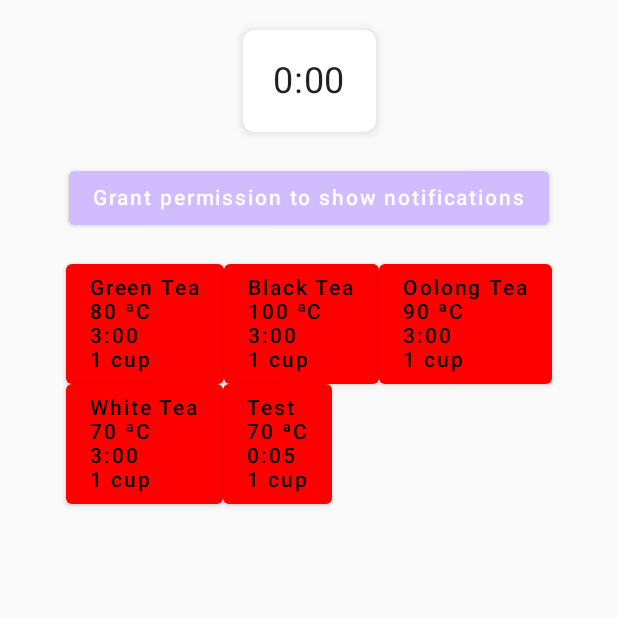
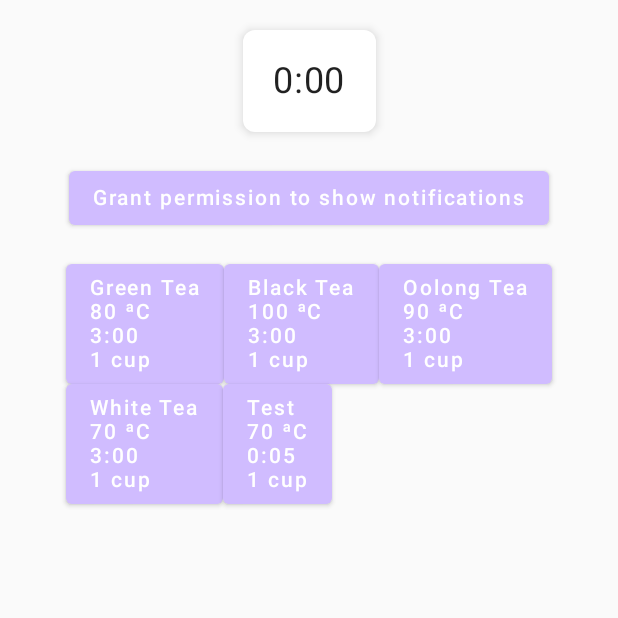
Before and after one commit to tekofx/teatime, an Android app built with Jetpack Compose: the screen it shows after launch (MainActivity), on a phone screen of 412 x 824 dp, the top half of it. Run offline under Robolectric (Android 15) with nearby library versions, the light colour scheme and no system bars; our stand-ins replace Compose Multiplatform resources; libraries missing offline, so code that uses them is left out: com.kdroid.composenotification, teatime.composeapp.generated; 3 statements that could not run were skipped.

Commit message:
Moved classes

```diff
--- a/composeApp/src/commonMain/kotlin/dev/tekofx/teatime/App.kt
+++ b/composeApp/src/commonMain/kotlin/dev/tekofx/teatime/App.kt
@@ -1,7 +1,5 @@
 package dev.tekofx.teatime
 
-import androidx.compose.animation.AnimatedVisibility
-import androidx.compose.foundation.Image
 import androidx.compose.foundation.layout.Arrangement
 import androidx.compose.foundation.layout.Column
 import androidx.compose.foundation.layout.ExperimentalLayoutApi
@@ -9,7 +7,6 @@ import androidx.compose.foundation.layout.FlowRow
 import androidx.compose.foundation.layout.fillMaxWidth
 import androidx.compose.foundation.layout.padding
 import androidx.compose.material.Button
-import androidx.compose.material.MaterialTheme
 import androidx.compose.material.Text
 import androidx.compose.runtime.*
 import androidx.compose.ui.Alignment
@@ -17,11 +14,9 @@ import androidx.compose.ui.Modifier
 import androidx.compose.ui.graphics.Color
 import androidx.compose.ui.unit.dp
 import com.kdroid.composenotification.builder.getNotificationProvider
-import org.jetbrains.compose.resources.painterResource
+import dev.tekofx.teatime.components.TeaButton
+import dev.tekofx.teatime.components.TimerLabel
 import org.jetbrains.compose.ui.tooling.preview.Preview
-
-import teatime.composeapp.generated.resources.Res
-import teatime.composeapp.generated.resources.compose_multiplatform
 
 @OptIn(ExperimentalLayoutApi::class)
 @Composable
@@ -29,6 +24,7 @@ import teatime.composeapp.generated.resources.compose_multiplatform
 fun App(viewModel: AppViewModel) {
     val notificationProvider = getNotificationProvider()
     val teas = viewModel.teas.collectAsState()
+    val time=viewModel.formattedRemainingTime
     var notificationMessage by remember { mutableStateOf<String?>(null) }
     var permissionDenied by remember { mutableStateOf(false) }
 
@@ -40,7 +36,7 @@ fun App(viewModel: AppViewModel) {
             horizontalAlignment = Alignment.CenterHorizontally,
             verticalArrangement = Arrangement.spacedBy(20.dp)
         ) {
-            TimerLabel(viewModel.formattedRemainingTime)
+            TimerLabel(time)
             if (permissionDenied) {
                 Text("Permission denied. Please enable notifications in settings.", color = Color.Red)
             }
--- a/composeApp/src/commonMain/kotlin/dev/tekofx/teatime/AppViewModel.kt
+++ b/composeApp/src/commonMain/kotlin/dev/tekofx/teatime/AppViewModel.kt
@@ -5,6 +5,7 @@ import androidx.compose.runtime.getValue
 import androidx.compose.runtime.setValue
 import com.kdroid.composenotification.builder.ExperimentalNotificationsApi
 import com.kdroid.composenotification.builder.Notification
+import dev.tekofx.teatime.model.Tea
 import kotlinx.coroutines.*
 import kotlinx.coroutines.flow.MutableStateFlow
 import kotlinx.coroutines.flow.asStateFlow
--- a/composeApp/src/commonMain/kotlin/dev/tekofx/teatime/TeaButton.kt
+++ b/composeApp/src/commonMain/kotlin/dev/tekofx/teatime/components/TeaButton.kt
@@ -1,20 +1,17 @@
-package dev.tekofx.teatime
+package dev.tekofx.teatime.components
 
 import androidx.compose.foundation.layout.Column
 import androidx.compose.material.Button
 import androidx.compose.material.ButtonDefaults
+import androidx.compose.material.MaterialTheme
 import androidx.compose.material.Text
+import androidx.compose.material.primarySurface
 import androidx.compose.runtime.Composable
 import androidx.compose.runtime.collectAsState
-import androidx.compose.runtime.getValue
-import androidx.compose.runtime.mutableStateOf
-import androidx.compose.runtime.remember
-import androidx.compose.runtime.setValue
-import androidx.compose.ui.graphics.Color
 import com.kdroid.composenotification.builder.ExperimentalNotificationsApi
-import com.kdroid.composenotification.builder.Notification
+import dev.tekofx.teatime.AppViewModel
+import dev.tekofx.teatime.model.Tea
 import org.jetbrains.compose.resources.ExperimentalResourceApi
-import teatime.composeapp.generated.resources.Res
 
 
 @OptIn(ExperimentalNotificationsApi::class, ExperimentalResourceApi::class)
@@ -34,7 +31,7 @@ fun TeaButton(
 
         },
         colors = ButtonDefaults.buttonColors(
-            backgroundColor = if (activeTea.value == tea) Color.Green else Color.Red
+            backgroundColor = if (activeTea.value == tea) MaterialTheme.colors.surface else MaterialTheme.colors.primarySurface
         )
     ) {
         Column {
--- a/composeApp/src/commonMain/kotlin/dev/tekofx/teatime/TimerLabel.kt
+++ b/composeApp/src/commonMain/kotlin/dev/tekofx/teatime/components/TimerLabel.kt
@@ -1,4 +1,4 @@
-package dev.tekofx.teatime
+package dev.tekofx.teatime.components
 
 import androidx.compose.foundation.layout.padding
 import androidx.compose.foundation.shape.RoundedCornerShape
--- a/composeApp/src/commonMain/kotlin/dev/tekofx/teatime/Tea.kt
+++ b/composeApp/src/commonMain/kotlin/dev/tekofx/teatime/model/Tea.kt
@@ -1,4 +1,4 @@
-package dev.tekofx.teatime
+package dev.tekofx.teatime.model
 
 data class Tea(
     val id: Int,
```
